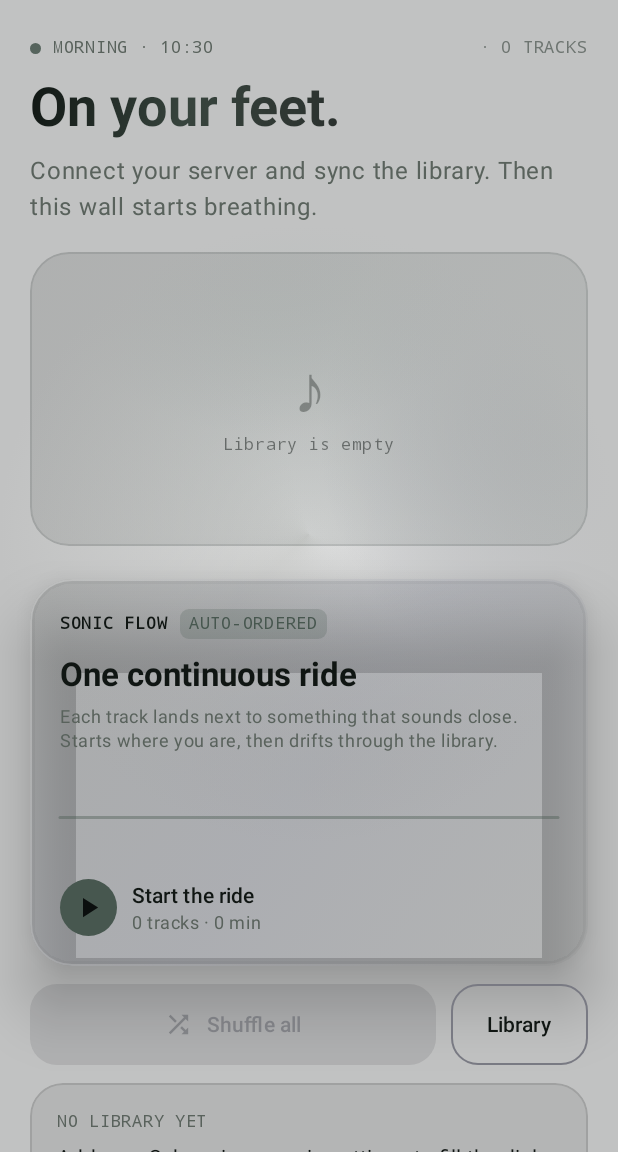
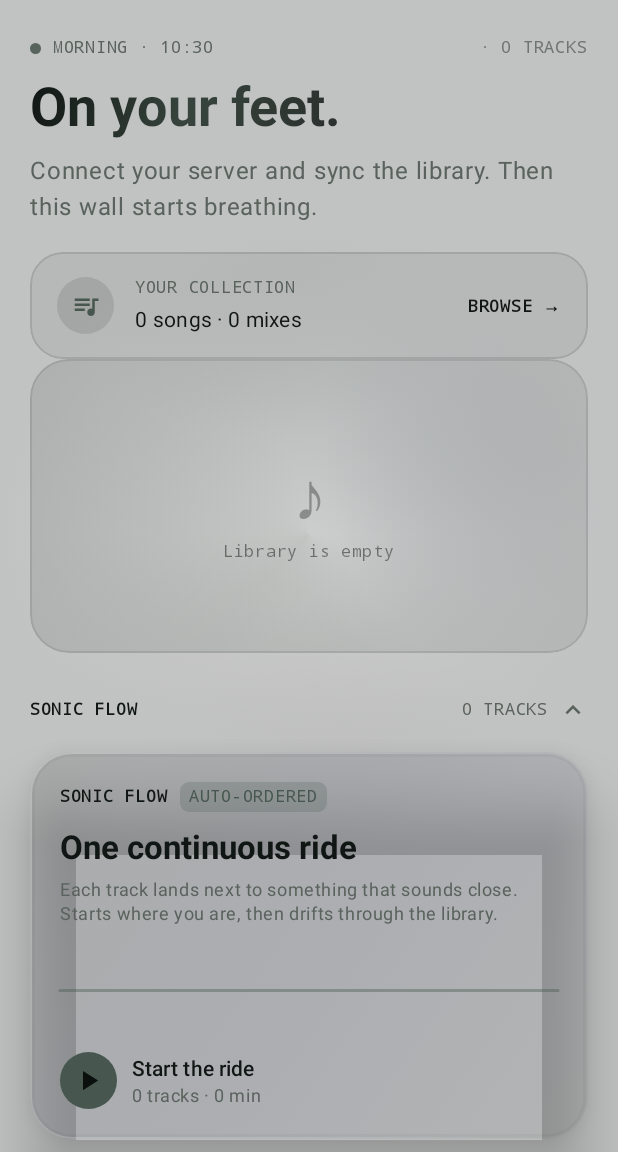
Before and after one commit to atomxkc-drold/DubTonic, an Android app built with Jetpack Compose: the HomeScreen screen opened through its navigation route, on a phone screen of 412 x 824 dp, the part 84-1236 px from its top. Run offline under Robolectric (Android 15) with nearby library versions, the phone set to English and light mode, and no system bars; our stand-ins replace Dagger/Hilt's generated code; libraries missing offline, so code that uses them is left out: androidx.palette.graphics; network calls fail; pictures from the network do not load; 4 statements that could not run were skipped.

Commit message:
Home: promote Your Collection and fold the big shelves
- Your Collection moves out of the footer to directly under the CONTINUE strip,
  as a tappable card with the track count, mix count and a browse affordance.
- Sonic Flow and Time Machine become collapsible sections with a rotating
  chevron; the collapsed header keeps a summary hint so the page still reads.
- Time Machine starts folded so the top of the page is the mix and the shelves
  you actually reach for.

```diff
--- a/app/src/main/kotlin/com/androidharness/musicplayer/feature/home/HomeScreen.kt
+++ b/app/src/main/kotlin/com/androidharness/musicplayer/feature/home/HomeScreen.kt
@@ -1,5 +1,6 @@
 package com.androidharness.musicplayer.feature.home
 
+import androidx.compose.animation.AnimatedVisibility
 import androidx.compose.animation.AnimatedVisibilityScope
 import androidx.compose.animation.Crossfade
 import androidx.compose.animation.ExperimentalSharedTransitionApi
@@ -19,6 +20,7 @@ import androidx.compose.foundation.layout.fillMaxWidth
 import androidx.compose.foundation.layout.height
 import androidx.compose.foundation.layout.navigationBarsPadding
 import androidx.compose.foundation.layout.padding
+import androidx.compose.foundation.layout.width
 import androidx.compose.foundation.layout.WindowInsets
 import androidx.compose.foundation.layout.size
 import androidx.compose.foundation.layout.statusBarsPadding
@@ -27,6 +29,7 @@ import androidx.compose.foundation.shape.CircleShape
 import androidx.compose.foundation.shape.RoundedCornerShape
 import androidx.compose.foundation.verticalScroll
 import androidx.compose.material.icons.Icons
+import androidx.compose.material.icons.filled.KeyboardArrowDown
 import androidx.compose.material.icons.filled.Settings
 import androidx.compose.material3.Button
 import androidx.compose.material3.ButtonDefaults
@@ -45,6 +48,7 @@ import androidx.compose.runtime.setValue
 import androidx.compose.ui.Alignment
 import androidx.compose.ui.Modifier
 import androidx.compose.ui.draw.clip
+import androidx.compose.ui.draw.rotate
 import androidx.compose.ui.graphics.Brush
 import androidx.compose.ui.graphics.Color
 import androidx.compose.ui.graphics.lerp
@@ -222,6 +226,15 @@ fun HomeScreen(
                     Spacer(Modifier.height(16.dp))
                 }
 
+                CollectionCard(
+                    trackCount = tracks.size,
+                    mixCount = stacks.size,
+                    accent = accent,
+                    ink = ink,
+                    muted = muted,
+                    onOpenLibrary = onOpenLibrary,
+                )
+
                 AlbumFan(
                     tracks = selectHomeArtwork(tracks),
                     artworkFor = { viewModel.artworkFor(it) },
@@ -232,6 +245,16 @@ fun HomeScreen(
 
                 Spacer(Modifier.height(22.dp))
 
+                var sonicFlowOpen by rememberSaveable { mutableStateOf(true) }
+                CollapsibleSection(
+                    title = "SONIC FLOW",
+                    hint = "${tracks.size} TRACKS",
+                    expanded = sonicFlowOpen,
+                    onToggle = { sonicFlowOpen = !sonicFlowOpen },
+                    accent = accent,
+                    ink = ink,
+                    muted = muted,
+                ) {
                     SonicFlowCard(
                         route = route,
                         trackCount = tracks.size,
@@ -243,6 +266,7 @@ fun HomeScreen(
                         animate = animate,
                         onClick = { viewModel.playFlow(playback.trackId) },
                     )
+                }
 
                 Spacer(Modifier.height(12.dp))
 
@@ -281,16 +305,19 @@ fun HomeScreen(
                 }
 
                 if (buckets.isNotEmpty()) {
-                    Spacer(Modifier.height(34.dp))
+                    Spacer(Modifier.height(30.dp))
 
-                    SectionLabel(
+                    var timeMachineOpen by rememberSaveable { mutableStateOf(false) }
+                    CollapsibleSection(
                         index = "01",
                         title = "TIME MACHINE",
-                        hint = "TAP THE RING",
+                        hint = "${buckets.size} ERAS",
+                        expanded = timeMachineOpen,
+                        onToggle = { timeMachineOpen = !timeMachineOpen },
                         accent = accent,
+                        ink = ink,
                         muted = muted,
-                    )
-                    Spacer(Modifier.height(16.dp))
+                    ) {
                         EraDial(
                             buckets = buckets,
                             selected = selectedEra,
@@ -301,6 +328,7 @@ fun HomeScreen(
                             onSelect = { eraStart = it.startYear },
                             onPlay = viewModel::playEra,
                         )
+                    }
                 }
 
                 if (stacks.isNotEmpty()) {
@@ -325,15 +353,6 @@ fun HomeScreen(
                 }
 
                 Spacer(Modifier.height(30.dp))
-
-                Footer(
-                    trackCount = tracks.size,
-                    stackCount = stacks.size,
-                    ink = ink,
-                    muted = muted,
-                    onOpenLibrary = onOpenLibrary,
-                )
-
                 Spacer(Modifier.height(24.dp))
             }
         }
@@ -390,28 +409,50 @@ private fun EmptyHint(ink: Color, muted: Color, onOpenSettings: () -> Unit) {
 }
 
 @Composable
-private fun Footer(
+private fun CollectionCard(
     trackCount: Int,
-    stackCount: Int,
+    mixCount: Int,
+    accent: Color,
     ink: Color,
     muted: Color,
     onOpenLibrary: () -> Unit,
 ) {
+    val shape = RoundedCornerShape(22.dp)
     Row(
-        modifier = Modifier.fillMaxWidth(),
+        modifier = Modifier
+            .fillMaxWidth()
+            .clip(shape)
+            .background(ink.copy(alpha = 0.06f))
+            .border(1.dp, ink.copy(alpha = 0.12f), shape)
+            .clickable(onClick = onOpenLibrary)
+            .padding(horizontal = 18.dp, vertical = 16.dp),
         verticalAlignment = Alignment.CenterVertically,
-        horizontalArrangement = Arrangement.SpaceBetween,
     ) {
-        Column {
+        Box(
+            modifier = Modifier
+                .size(38.dp)
+                .clip(CircleShape)
+                .background(accent.copy(alpha = 0.18f)),
+            contentAlignment = Alignment.Center,
+        ) {
+            Icon(
+                PlayerIcons.Queue,
+                contentDescription = null,
+                tint = accent,
+                modifier = Modifier.size(20.dp),
+            )
+        }
+        Spacer(Modifier.width(14.dp))
+        Column(Modifier.weight(1f)) {
             Text(
                 text = "YOUR COLLECTION",
                 color = muted,
                 style = MaterialTheme.typography.labelSmall,
                 fontFamily = FontFamily.Monospace,
             )
-            Spacer(Modifier.height(4.dp))
+            Spacer(Modifier.height(3.dp))
             Text(
-                text = "$trackCount songs · $stackCount mixes",
+                text = "$trackCount songs · $mixCount mixes",
                 color = ink,
                 style = MaterialTheme.typography.bodyMedium,
             )
@@ -422,11 +463,73 @@ private fun Footer(
             style = MaterialTheme.typography.labelSmall,
             fontFamily = FontFamily.Monospace,
             fontWeight = FontWeight.Bold,
-            textAlign = TextAlign.End,
-            modifier = Modifier
-                .clip(RoundedCornerShape(12.dp))
-                .clickable(onClick = onOpenLibrary)
-                .padding(horizontal = 12.dp, vertical = 10.dp),
         )
     }
 }
+
+/**
+ * Section header that folds its content away. The chevron turns as it opens, and the
+ * summary hint stays visible while collapsed so the page still says what is inside.
+ */
+@Composable
+private fun CollapsibleSection(
+    title: String,
+    hint: String,
+    expanded: Boolean,
+    onToggle: () -> Unit,
+    accent: Color,
+    ink: Color,
+    muted: Color,
+    index: String? = null,
+    content: @Composable () -> Unit,
+) {
+    Column(Modifier.fillMaxWidth()) {
+        Row(
+            modifier = Modifier
+                .fillMaxWidth()
+                .clip(RoundedCornerShape(14.dp))
+                .clickable(onClick = onToggle)
+                .padding(vertical = 6.dp),
+            verticalAlignment = Alignment.CenterVertically,
+        ) {
+            if (index != null) {
+                Text(
+                    text = index,
+                    color = accent,
+                    style = MaterialTheme.typography.labelSmall,
+                    fontFamily = FontFamily.Monospace,
+                    fontWeight = FontWeight.Bold,
+                )
+                Spacer(Modifier.width(10.dp))
+            }
+            Text(
+                text = title,
+                color = ink,
+                style = MaterialTheme.typography.labelSmall,
+                fontFamily = FontFamily.Monospace,
+                letterSpacing = MaterialTheme.typography.labelSmall.letterSpacing,
+                fontWeight = FontWeight.Bold,
+            )
+            Spacer(Modifier.weight(1f))
+            Text(
+                text = hint,
+                color = muted,
+                style = MaterialTheme.typography.labelSmall,
+                fontFamily = FontFamily.Monospace,
+            )
+            Spacer(Modifier.width(6.dp))
+            Icon(
+                imageVector = Icons.Filled.KeyboardArrowDown,
+                contentDescription = if (expanded) "Collapse $title" else "Expand $title",
+                tint = muted,
+                modifier = Modifier.rotate(if (expanded) 180f else 0f).size(20.dp),
+            )
+        }
+        AnimatedVisibility(visible = expanded) {
+            Column(Modifier.fillMaxWidth()) {
+                Spacer(Modifier.height(12.dp))
+                content()
+            }
+        }
+    }
+}
```
Lines whose indentation alone changed are shown as unchanged.
